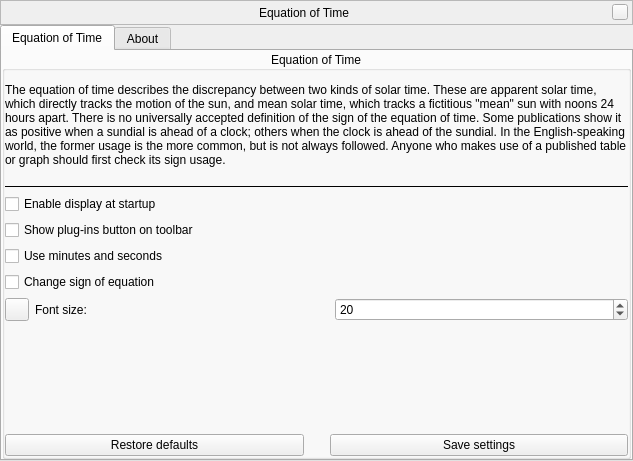
Old version of the form plugins/EquationOfTime/src/gui/equationOfTimeWindow.ui in the repository greck2908/stellarium.
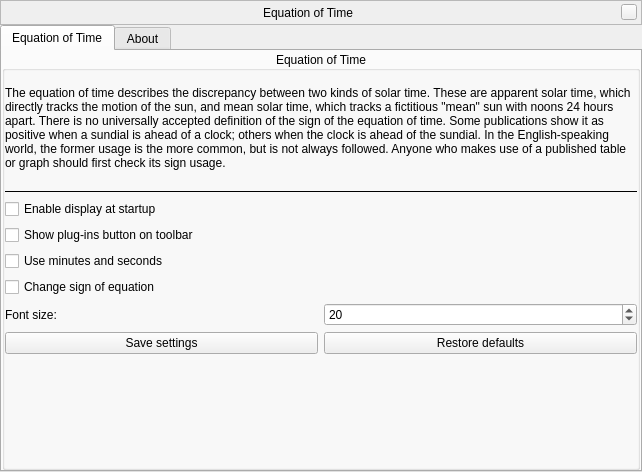
New version of the form. Custom widgets are drawn as their Qt base class.

Diff of the .ui file:
```diff
--- a/plugins/EquationOfTime/src/gui/equationOfTimeWindow.ui
+++ b/plugins/EquationOfTime/src/gui/equationOfTimeWindow.ui
@@ -6,8 +6,8 @@
    <rect>
     <x>0</x>
     <y>0</y>
-    <width>633</width>
-    <height>461</height>
+    <width>642</width>
+    <height>472</height>
    </rect>
   </property>
   <layout class="QVBoxLayout" name="verticalLayout">
@@ -249,13 +249,6 @@
           </item>
           <item>
            <layout class="QHBoxLayout" name="horizontalLayout">
-            <item>
-             <widget class="QToolButton" name="textColorButton">
-              <property name="toolTip">
-               <string>Color of text</string>
-              </property>
-             </widget>
-            </item>
             <item>
              <widget class="QLabel" name="labelFontSize">
               <property name="text">
@@ -278,6 +271,24 @@
             </item>
            </layout>
           </item>
+          <item>
+           <layout class="QHBoxLayout" name="horizontalLayout_2">
+            <item>
+             <widget class="QPushButton" name="pushButtonSave">
+              <property name="text">
+               <string>Save settings</string>
+              </property>
+             </widget>
+            </item>
+            <item>
+             <widget class="QPushButton" name="pushButtonReset">
+              <property name="text">
+               <string>Restore defaults</string>
+              </property>
+             </widget>
+            </item>
+           </layout>
+          </item>
           <item>
            <spacer name="verticalSpacerTimeZone">
             <property name="orientation">
@@ -291,40 +302,6 @@
             </property>
            </spacer>
           </item>
-          <item>
-           <layout class="QHBoxLayout" name="horizontalLayout_2">
-            <item>
-             <widget class="QPushButton" name="pushButtonReset">
-              <property name="text">
-               <string>Restore defaults</string>
-              </property>
-             </widget>
-            </item>
-            <item>
-             <spacer name="horizontalSpacer">
-              <property name="orientation">
-               <enum>Qt::Horizontal</enum>
-              </property>
-              <property name="sizeType">
-               <enum>QSizePolicy::Fixed</enum>
-              </property>
-              <property name="sizeHint" stdset="0">
-               <size>
-                <width>20</width>
-                <height>20</height>
-               </size>
-              </property>
-             </spacer>
-            </item>
-            <item>
-             <widget class="QPushButton" name="pushButtonSave">
-              <property name="text">
-               <string>Save settings</string>
-              </property>
-             </widget>
-            </item>
-           </layout>
-          </item>
          </layout>
         </widget>
        </item>
```
